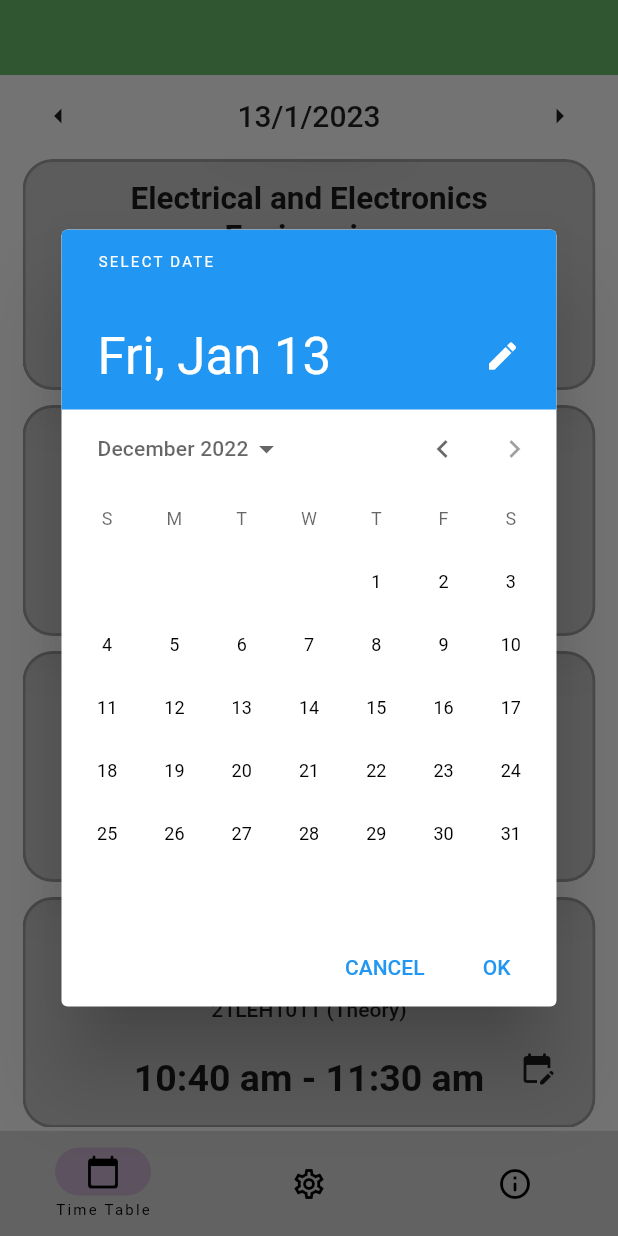
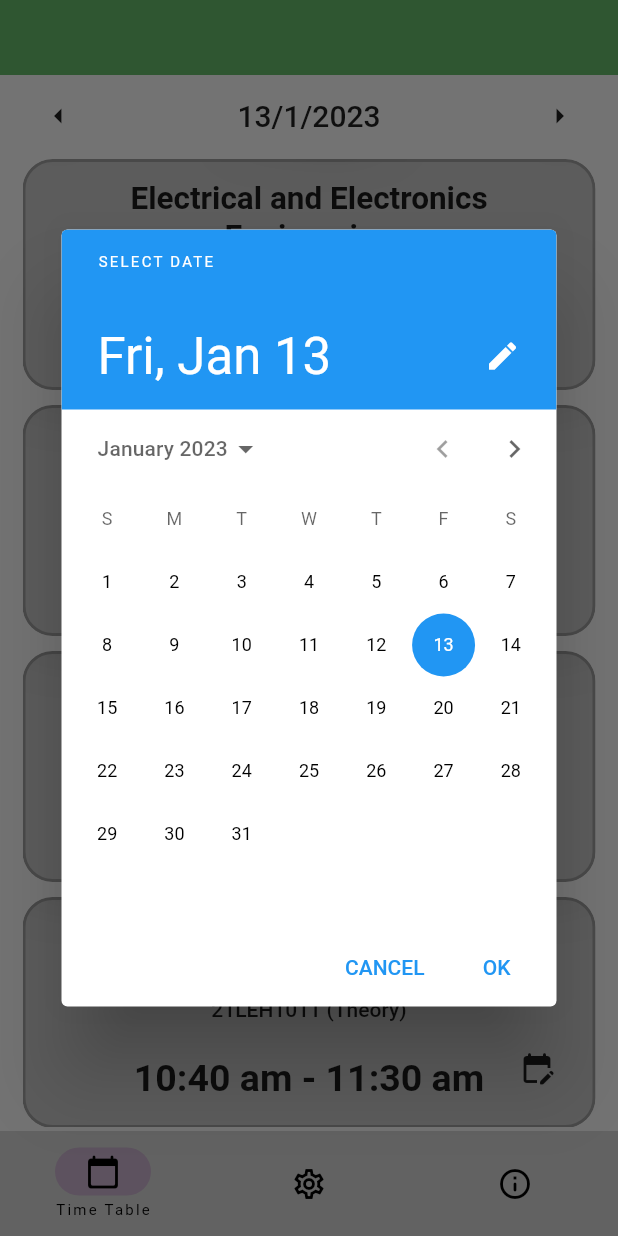
Before and after one commit to Sreeram3927/class_trackr, a Flutter app: the screen it shows after launch, after a tap on the "arrow left" icon, after a tap on the "arrow right" icon, after a tap on the "edit calendar" icon, on a phone screen of 412 x 824 dp. Run offline on Flutter 3.47's test engine with Material 2 defaults, Android fonts, the phone set to English and light mode, and no system bars.

Commit message:
fixed start and end dates

```diff
--- a/lib/screens/timetable/other_widgets.dart
+++ b/lib/screens/timetable/other_widgets.dart
@@ -19,9 +19,9 @@ Widget changeDate(
     void Function() fn, String tip, IconData icon, DateTime date, String limit) {
   bool dt;
   if (limit == 'start') {
-    dt = date == DateTime(2022, 09, 01);
+    dt = date == DateTime(2023, 01, 01);
   } else {
-    dt = date == DateTime(2022, 12, 31);
+    dt = date == DateTime(2023, 05, 31);
   }
 
   return IconButton(
--- a/lib/screens/timetable/timetable.dart
+++ b/lib/screens/timetable/timetable.dart
@@ -21,8 +21,8 @@ class _TimeTableState extends State<TimeTable> {
     DateTime? newDate = await showDatePicker(
       context: context,
       initialDate: _curDate,
-      firstDate: DateTime(2022, 09, 01),
-      lastDate: DateTime(2022, 12, 31),
+      firstDate: DateTime(2023, 01, 01),
+      lastDate: DateTime(2023, 05, 31),
     );
 
     if (newDate == null) return;
```
